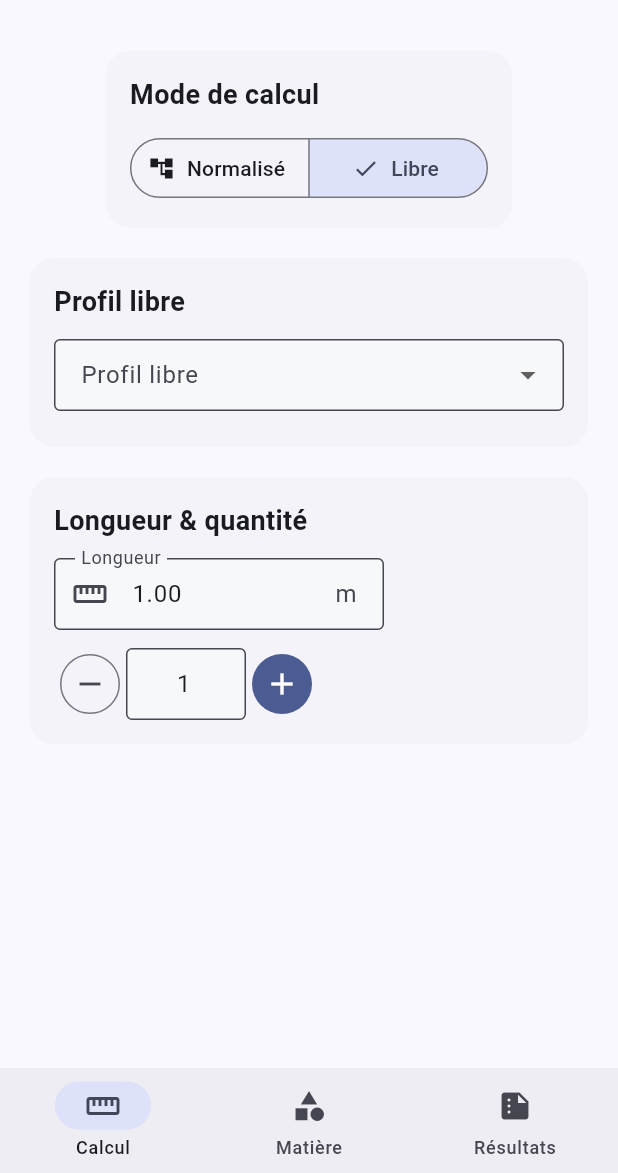
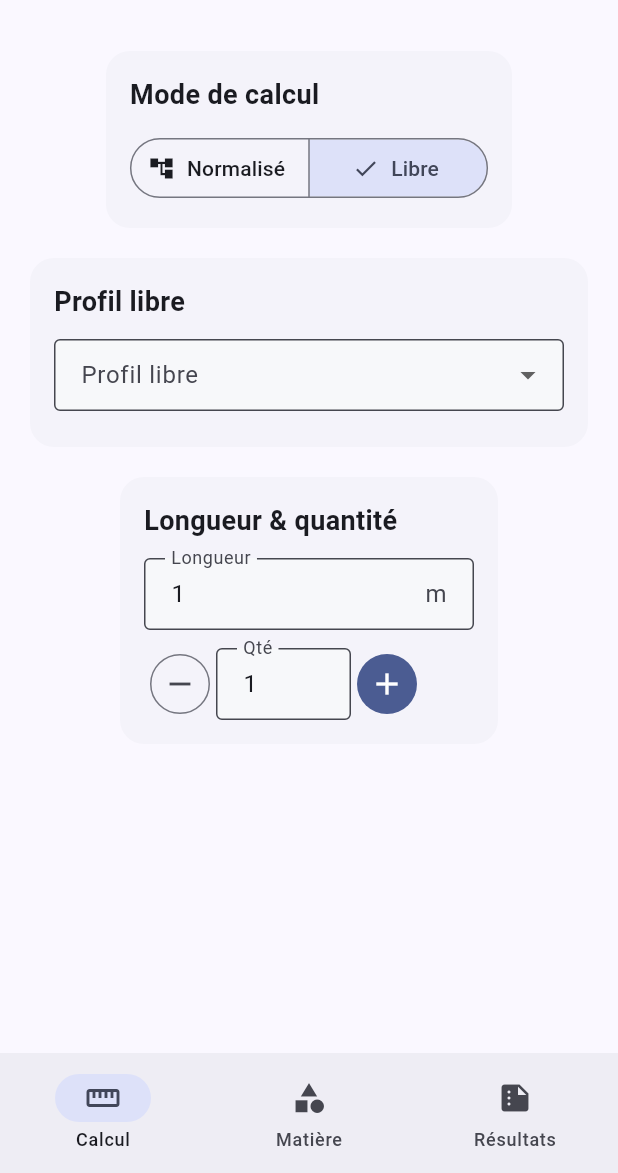
Before and after one commit to arkmy-duduf/duduf-pro-v1, a Flutter app: the screen it shows after launch, after a tap on "Libre", on a phone screen of 412 x 824 dp, the part 63-1236 px from its top. Run offline on Flutter 3.47's test engine with Material 3 defaults, Android fonts, the light colour scheme and no system bars.

Commit message:
ux: sélection auto au focus + champs libres

```diff
--- a/lib/main.dart
+++ b/lib/main.dart
@@ -1,5 +1,6 @@
 import 'dart:math' as math;
 import 'package:flutter/material.dart';
+import 'package:flutter/services.dart';
 
 void main() => runApp(const DudufOccasApp());
 
@@ -16,13 +17,7 @@ class DudufOccasApp extends StatelessWidget {
           brightness: Brightness.light,
         ),
         useMaterial3: true,
-        visualDensity: VisualDensity.standard,
         appBarTheme: const AppBarTheme(centerTitle: true),
-        navigationBarTheme: const NavigationBarThemeData(
-          height: 70,
-          labelBehavior: NavigationDestinationLabelBehavior.alwaysShow,
-          indicatorShape: StadiumBorder(),
-        ),
         inputDecorationTheme: const InputDecorationTheme(
           border: OutlineInputBorder(),
           filled: true,
@@ -69,12 +64,28 @@ class _DudufHomePageState extends State<DudufHomePage> {
   String? selectedProfilLibre;
   String? selectedMatiere = 'Acier';
 
-  // Dimensions (mm)
+  // Valeurs numériques (stock)
   double dExt = 100, ep = 5, cote = 100, larg = 100, haut = 50, dPlein = 30, aile = 50, aile2 = 40;
-
-  // Longueur & quantité
   double longueurM = 1.0;
   int quantite = 1;
+
+  // Controllers (champs libres + sélection auto)
+  final _lenCtrl = TextEditingController(text: '1');
+  final _qtyCtrl = TextEditingController(text: '1');
+  final _prixCtrl = TextEditingController();
+
+  final _dExtCtrl = TextEditingController(text: '100');
+  final _epCtrl = TextEditingController(text: '5');
+  final _coteCtrl = TextEditingController(text: '100');
+  final _largCtrl = TextEditingController(text: '100');
+  final _hautCtrl = TextEditingController(text: '50');
+  final _dPleinCtrl = TextEditingController(text: '30');
+  final _aileCtrl = TextEditingController(text: '50');
+  final _aile2Ctrl = TextEditingController(text: '40');
+
+  // Filtre simple pour chiffres + , .
+  final List<TextInputFormatter> _numFormatters =
+      [FilteringTextInputFormatter.allow(RegExp(r'[0-9\.,]'))];
 
   // Tables normalisées (kg/m acier ≈ EN 10365 usuelles)
   final Map<String, Map<String, double>> poidsParMetre = {
@@ -144,6 +155,50 @@ class _DudufHomePageState extends State<DudufHomePage> {
     'Fonte': 2.00,
   };
 
+  @override
+  void initState() {
+    super.initState();
+    // Longueur
+    _lenCtrl.addListener(() {
+      final v = _parseD(_lenCtrl.text, longueurM);
+      if (v != longueurM) setState(() => longueurM = v);
+    });
+    // Quantité
+    _qtyCtrl.addListener(() {
+      final iv = int.tryParse(_qtyCtrl.text.replaceAll(RegExp(r'[^0-9]'), ''));
+      if (iv != null && iv > 0 && iv != quantite) setState(() => quantite = iv);
+    });
+
+    // Profils libres
+    _bind(_dExtCtrl, (v) => dExt = v, dExt);
+    _bind(_epCtrl, (v) => ep = v, ep);
+    _bind(_coteCtrl, (v) => cote = v, cote);
+    _bind(_largCtrl, (v) => larg = v, larg);
+    _bind(_hautCtrl, (v) => haut = v, haut);
+    _bind(_dPleinCtrl, (v) => dPlein = v, dPlein);
+    _bind(_aileCtrl, (v) => aile = v, aile);
+    _bind(_aile2Ctrl, (v) => aile2 = v, aile2);
+
+    // Tarif (€/kg)
+    _syncPrixCtrlWithMatiere();
+    _prixCtrl.addListener(() {
+      final v = _parseD(_prixCtrl.text, prixKg[selectedMatiere] ?? 0);
+      if (selectedMatiere != null) {
+        setState(() {
+          prixKg[selectedMatiere!] = v;
+        });
+      }
+    });
+  }
+
+  void _bind(TextEditingController c, void Function(double) setVal, double initial) {
+    c.addListener(() {
+      final v = _parseD(c.text, initial);
+      if (!mounted) return;
+      setState(() => setVal(v));
+    });
+  }
+
   // ======== CALCULS ========
   double? _densiteSel() => selectedMatiere == null ? null : densites[selectedMatiere!];
   double? _prixKgSel() => selectedMatiere == null ? null : prixKg[selectedMatiere!];
@@ -196,18 +251,15 @@ class _DudufHomePageState extends State<DudufHomePage> {
     final dInt = (D - 2 * t).clamp(0, double.infinity);
     return math.pi * (math.pow(D, 2) - math.pow(dInt, 2)) / 4.0;
   }
-
   double _aireTubeCarre(double a, double t) {
     final ai = (a - 2 * t).clamp(0, double.infinity);
     return a * a - ai * ai;
   }
-
   double _aireTubeRect(double a, double b, double t) {
     final ai = (a - 2 * t).clamp(0, double.infinity);
     final bi = (b - 2 * t).clamp(0, double.infinity);
     return a * b - ai * bi;
   }
-
   double _aireCorniereEgale(double a, double t) => (2 * a - t).clamp(0, double.infinity) * t;
   double _aireCorniereInegale(double a1, double a2, double t) => (a1 + a2 - t).clamp(0, double.infinity) * t;
   double _aireTe(double aile, double h, double t) => (aile * t + (h - t).clamp(0, double.infinity) * t);
@@ -215,16 +267,14 @@ class _DudufHomePageState extends State<DudufHomePage> {
   // ======== UI ========
   @override
   Widget build(BuildContext context) {
+    final pages = <Widget>[
+      _pageCalcul(context),
+      _pageMatiere(context),
+      _pageResultats(context),
+    ];
     return Scaffold(
       appBar: AppBar(title: const Text('Duduf Occas')),
-      body: IndexedStack(
-        index: _navIndex,
-        children: [
-          _pageCalcul(context),
-          _pageMatiere(context),
-          _pageResultats(context),
-        ],
-      ),
+      body: IndexedStack(index: _navIndex, children: pages),
       bottomNavigationBar: NavigationBar(
         selectedIndex: _navIndex,
         onDestinationSelected: (i) => setState(() => _navIndex = i),
@@ -269,12 +319,9 @@ class _DudufHomePageState extends State<DudufHomePage> {
         SectionCard(
           title: 'Longueur & quantité',
           children: [
-            Wrap(spacing: 12, runSpacing: 12, children: [
-              LabeledNumberField(
-                label: 'Longueur', unit: 'm', value: longueurM, icon: Icons.straighten,
-                onChanged: (v) => setState(() => longueurM = v.clamp(0.01, 9999)),
-              ),
-              QuantityStepper(value: quantite, onChanged: (v) => setState(() => quantite = v.clamp(1, 9999))),
+            Wrap(spacing: 12, runSpacing: 12, crossAxisAlignment: WrapCrossAlignment.center, children: [
+              _freeNumField(label: 'Longueur', unit: 'm', controller: _lenCtrl),
+              _quantityField(),
             ]),
           ],
         ),
@@ -347,60 +394,59 @@ class _DudufHomePageState extends State<DudufHomePage> {
     ]);
   }
 
-  /// 🔧 Manquant précédemment — maintenant présent :
   Widget _libreInputs() {
     if (selectedProfilLibre == null) return const SizedBox.shrink();
     switch (selectedProfilLibre) {
       case 'Tube rond':
         return _wrapFields([
-          _mmField('Ø extérieur (mm)', dExt, (v) => dExt = v),
-          _mmField('Épaisseur (mm)', ep, (v) => ep = v),
+          _freeNumField(label: 'Ø extérieur', unit: 'mm', controller: _dExtCtrl),
+          _freeNumField(label: 'Épaisseur', unit: 'mm', controller: _epCtrl),
         ]);
       case 'Tube carré':
         return _wrapFields([
-          _mmField('Côté (mm)', cote, (v) => cote = v),
-          _mmField('Épaisseur (mm)', ep, (v) => ep = v),
+          _freeNumField(label: 'Côté', unit: 'mm', controller: _coteCtrl),
+          _freeNumField(label: 'Épaisseur', unit: 'mm', controller: _epCtrl),
         ]);
       case 'Tube rectangulaire':
         return _wrapFields([
-          _mmField('Largeur (mm)', larg, (v) => larg = v),
-          _mmField('Hauteur (mm)', haut, (v) => haut = v),
-          _mmField('Épaisseur (mm)', ep, (v) => ep = v),
+          _freeNumField(label: 'Largeur', unit: 'mm', controller: _largCtrl),
+          _freeNumField(label: 'Hauteur', unit: 'mm', controller: _hautCtrl),
+          _freeNumField(label: 'Épaisseur', unit: 'mm', controller: _epCtrl),
         ]);
       case 'Carré plein':
         return _wrapFields([
-          _mmField('Côté (mm)', cote, (v) => cote = v),
+          _freeNumField(label: 'Côté', unit: 'mm', controller: _coteCtrl),
         ]);
       case 'Rectangle plein':
         return _wrapFields([
-          _mmField('Largeur (mm)', larg, (v) => larg = v),
-          _mmField('Hauteur (mm)', haut, (v) => haut = v),
+          _freeNumField(label: 'Largeur', unit: 'mm', controller: _largCtrl),
+          _freeNumField(label: 'Hauteur', unit: 'mm', controller: _hautCtrl),
         ]);
       case 'Rond plein':
         return _wrapFields([
-          _mmField('Ø (mm)', dPlein, (v) => dPlein = v),
+          _freeNumField(label: 'Ø', unit: 'mm', controller: _dPleinCtrl),
         ]);
       case 'Cornière égale':
         return _wrapFields([
-          _mmField('Aile (mm)', aile, (v) => aile = v),
-          _mmField('Épaisseur (mm)', ep, (v) => ep = v),
+          _freeNumField(label: 'Aile', unit: 'mm', controller: _aileCtrl),
+          _freeNumField(label: 'Épaisseur', unit: 'mm', controller: _epCtrl),
         ]);
       case 'Cornière inégale':
         return _wrapFields([
-          _mmField('Aile 1 (mm)', aile, (v) => aile = v),
-          _mmField('Aile 2 (mm)', aile2, (v) => aile2 = v),
-          _mmField('Épaisseur (mm)', ep, (v) => ep = v),
+          _freeNumField(label: 'Aile 1', unit: 'mm', controller: _aileCtrl),
+          _freeNumField(label: 'Aile 2', unit: 'mm', controller: _aile2Ctrl),
+          _freeNumField(label: 'Épaisseur', unit: 'mm', controller: _epCtrl),
         ]);
       case 'T':
         return _wrapFields([
-          _mmField('Largeur aile (mm)', aile, (v) => aile = v),
-          _mmField('Hauteur (mm)', haut, (v) => haut = v),
-          _mmField('Épaisseur (mm)', ep, (v) => ep = v),
+          _freeNumField(label: 'Largeur aile', unit: 'mm', controller: _aileCtrl),
+          _freeNumField(label: 'Hauteur', unit: 'mm', controller: _hautCtrl),
+          _freeNumField(label: 'Épaisseur', unit: 'mm', controller: _epCtrl),
         ]);
       case 'Plat':
         return _wrapFields([
-          _mmField('Largeur (mm)', larg, (v) => larg = v),
-          _mmField('Épaisseur (mm)', ep, (v) => ep = v),
+          _freeNumField(label: 'Largeur', unit: 'mm', controller: _largCtrl),
+          _freeNumField(label: 'Épaisseur', unit: 'mm', controller: _epCtrl),
         ]);
       default:
         return const SizedBox.shrink();
@@ -408,8 +454,6 @@ class _DudufHomePageState extends State<DudufHomePage> {
   }
 
   Widget _pageMatiere(BuildContext context) {
-    final pKg = _prixKgSel();
-    final controller = TextEditingController(text: pKg != null ? pKg.toStringAsFixed(2) : '');
     return SingleChildScrollView(
       padding: const EdgeInsets.all(16),
       child: Column(children: [
@@ -420,7 +464,10 @@ class _DudufHomePageState extends State<DudufHomePage> {
               value: selectedMatiere,
               decoration: const InputDecoration(labelText: 'Matière'),
               items: densites.keys.map((m) => DropdownMenuItem(value: m, child: Text(m))).toList(),
-              onChanged: (v) => setState(() => selectedMatiere = v),
+              onChanged: (v) => setState(() {
+                selectedMatiere = v;
+                _syncPrixCtrlWithMatiere();
+              }),
             ),
             const SizedBox(height: 12),
             ListTile(
@@ -437,26 +484,27 @@ class _DudufHomePageState extends State<DudufHomePage> {
             Row(children: [
               Expanded(
                 child: TextFormField(
-                  controller: controller,
+                  controller: _prixCtrl,
+                  inputFormatters: _numFormatters,
                   decoration: const InputDecoration(labelText: 'Tarif (€/kg)', prefixIcon: Icon(Icons.euro)),
                   keyboardType: const TextInputType.numberWithOptions(decimal: true),
-                  onChanged: (v) {
-                    final val = double.tryParse(v.replaceAll(',', '.'));
-                    if (selectedMatiere != null && val != null) {
-                      setState(() { prixKg[selectedMatiere!] = val; });
-                    }
-                  },
+                  onTap: () => _selectAll(_prixCtrl),
                 ),
               ),
               const SizedBox(width: 8),
               FilledButton.tonal(
-                onPressed: (selectedMatiere == null) ? null : () {
-                  final defaults = {'Acier':1.30,'Aluminium':5.00,'Inox':5.00,'Fonte':2.00};
-                  if (defaults.containsKey(selectedMatiere)) {
-                    setState(() { prixKg[selectedMatiere!] = defaults[selectedMatiere]!; });
-                    controller.text = defaults[selectedMatiere]!.toStringAsFixed(2);
-                  }
-                },
+                onPressed: (selectedMatiere == null)
+                    ? null
+                    : () {
+                        const defaults = {'Acier': 1.30, 'Aluminium': 5.00, 'Inox': 5.00, 'Fonte': 2.00};
+                        final def = defaults[selectedMatiere];
+                        if (def != null) {
+                          setState(() {
+                            prixKg[selectedMatiere!] = def;
+                            _prixCtrl.text = def.toString();
+                          });
+                        }
+                      },
                 child: const Text('Par défaut'),
               ),
             ]),
@@ -516,24 +564,103 @@ class _DudufHomePageState extends State<DudufHomePage> {
     );
   }
 
-  // ======== Helpers UI ========
+  // ======== Helpers ========
   Widget _wrapFields(List<Widget> children) =>
       Wrap(spacing: 12, runSpacing: 12, children: children);
 
-  Widget _mmField(String label, double value, void Function(double) onChanged) {
+  // Champ numérique “libre” avec sélection auto au focus
+  Widget _freeNumField({
+    required String label,
+    required String unit,
+    required TextEditingController controller,
+  }) {
     return SizedBox(
       width: 220,
       child: TextFormField(
-        initialValue: value.toStringAsFixed(1),
-        decoration: InputDecoration(labelText: label, suffixText: 'mm'),
+        controller: controller,
+        inputFormatters: _numFormatters,
+        decoration: InputDecoration(labelText: label, suffixText: unit),
         keyboardType: const TextInputType.numberWithOptions(decimal: true),
-        onChanged: (v) => setState(() => onChanged(_toDouble(v, value))),
+        onTap: () => _selectAll(controller),
       ),
     );
   }
 
-  double _toDouble(String s, double fallback) =>
-      double.tryParse(s.replaceAll(',', '.')) ?? fallback;
+  // Zone quantité avec select-all + boutons
+  Widget _quantityField() {
+    return Row(
+      mainAxisSize: MainAxisSize.min,
+      children: [
+        IconButton.outlined(
+          onPressed: () {
+            final v = (quantite - 1).clamp(1, 999999);
+            setState(() {
+              quantite = v;
+              _qtyCtrl.text = '$v';
+              _selectAll(_qtyCtrl);
+            });
+          },
+          icon: const Icon(Icons.remove),
+        ),
+        SizedBox(
+          width: 90,
+          child: TextFormField(
+            controller: _qtyCtrl,
+            decoration: const InputDecoration(labelText: 'Qté'),
+            keyboardType: TextInputType.number,
+            onTap: () => _selectAll(_qtyCtrl),
+          ),
+        ),
+        IconButton.filled(
+          onPressed: () {
+            final v = (quantite + 1).clamp(1, 999999);
+            setState(() {
+              quantite = v;
+              _qtyCtrl.text = '$v';
+              _selectAll(_qtyCtrl);
+            });
+          },
+          icon: const Icon(Icons.add),
+        ),
+      ],
+    );
+  }
+
+  void _selectAll(TextEditingController c) {
+    c.selection = TextSelection(baseOffset: 0, extentOffset: c.text.length);
+  }
+
+  double _parseD(String s, double fallback) {
+    final v = double.tryParse(s.replaceAll(',', '.'));
+    return v == null || v.isNaN || v.isInfinite ? fallback : v;
+  }
+
+  void _syncPrixCtrlWithMatiere() {
+    final mat = selectedMatiere;
+    if (mat != null) {
+      final v = prixKg[mat] ?? 0;
+      _prixCtrl.text = v.toString();
+      _selectAll(_prixCtrl);
+    } else {
+      _prixCtrl.text = '';
+    }
+  }
+
+  @override
+  void dispose() {
+    _lenCtrl.dispose();
+    _qtyCtrl.dispose();
+    _prixCtrl.dispose();
+    _dExtCtrl.dispose();
+    _epCtrl.dispose();
+    _coteCtrl.dispose();
+    _largCtrl.dispose();
+    _hautCtrl.dispose();
+    _dPleinCtrl.dispose();
+    _aileCtrl.dispose();
+    _aile2Ctrl.dispose();
+    super.dispose();
+  }
 }
 
 // ======== Widgets décoratifs ========
@@ -602,51 +729,3 @@ class SectionCard extends StatelessWidget {
     );
   }
 }
-
-class QuantityStepper extends StatelessWidget {
-  final int value;
-  final void Function(int) onChanged;
-  const QuantityStepper({super.key, required this.value, required this.onChanged});
-  @override
-  Widget build(BuildContext context) {
-    return Row(children: [
-      IconButton.outlined(onPressed: () => onChanged(value > 1 ? value - 1 : 1), icon: const Icon(Icons.remove)),
-      SizedBox(
-        width: 80,
-        child: TextFormField(
-          textAlign: TextAlign.center,
-          initialValue: value.toString(),
-          keyboardType: TextInputType.number,
-          onChanged: (v) => onChanged(int.tryParse(v) ?? value),
-        ),
-      ),
-      IconButton.filled(onPressed: () => onChanged(value + 1), icon: const Icon(Icons.add)),
-    ]);
-  }
-}
-
-class LabeledNumberField extends StatelessWidget {
-  final String label;
-  final String unit;
-  final double value;
-  final IconData? icon;
-  final void Function(double) onChanged;
-  const LabeledNumberField({super.key, required this.label, required this.unit, required this.value, required this.onChanged, this.icon});
-
-  @override
-  Widget build(BuildContext context) {
-    return SizedBox(
-      width: 220,
-      child: TextFormField(
-        initialValue: value.toStringAsFixed(2),
-        decoration: InputDecoration(
-          labelText: label,
-          suffixText: unit,
-          prefixIcon: icon != null ? Icon(icon) : null,
-        ),
-        keyboardType: const TextInputType.numberWithOptions(decimal: true),
-        onChanged: (v) => onChanged(double.tryParse(v.replaceAll(',', '.')) ?? value),
-      ),
-    );
-  }
-}
```
